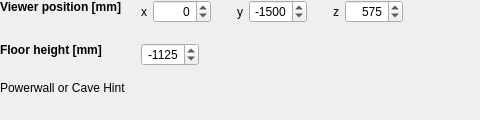
hlrs-vis/covise, file src/tools/vrcw/vrcwprojectionvposfloor.ui: the form before one commit.
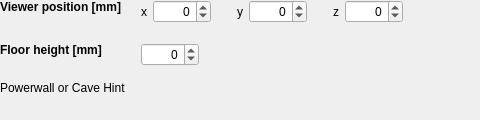
The form after the commit.

Commit message: remove default hosts, set default values to zero

Patch:
```diff
--- a/src/tools/vrcw/vrcwprojectionvposfloor.ui
+++ b/src/tools/vrcw/vrcwprojectionvposfloor.ui
@@ -157,9 +157,6 @@
               <property name="maximum">
                <number>9999</number>
               </property>
-              <property name="value">
-               <number>-1500</number>
-              </property>
              </widget>
             </item>
             <item>
@@ -196,9 +193,6 @@
               <property name="maximum">
                <number>9999</number>
               </property>
-              <property name="value">
-               <number>575</number>
-              </property>
              </widget>
             </item>
            </layout>
@@ -228,9 +222,6 @@
            <property name="maximum">
             <number>9999</number>
            </property>
-           <property name="value">
-            <number>-1125</number>
-           </property>
           </widget>
          </item>
         </layout>
```
Left out of the diff: 44 changed lines with no effect on the pictures. The commit also changes 1 other file.
